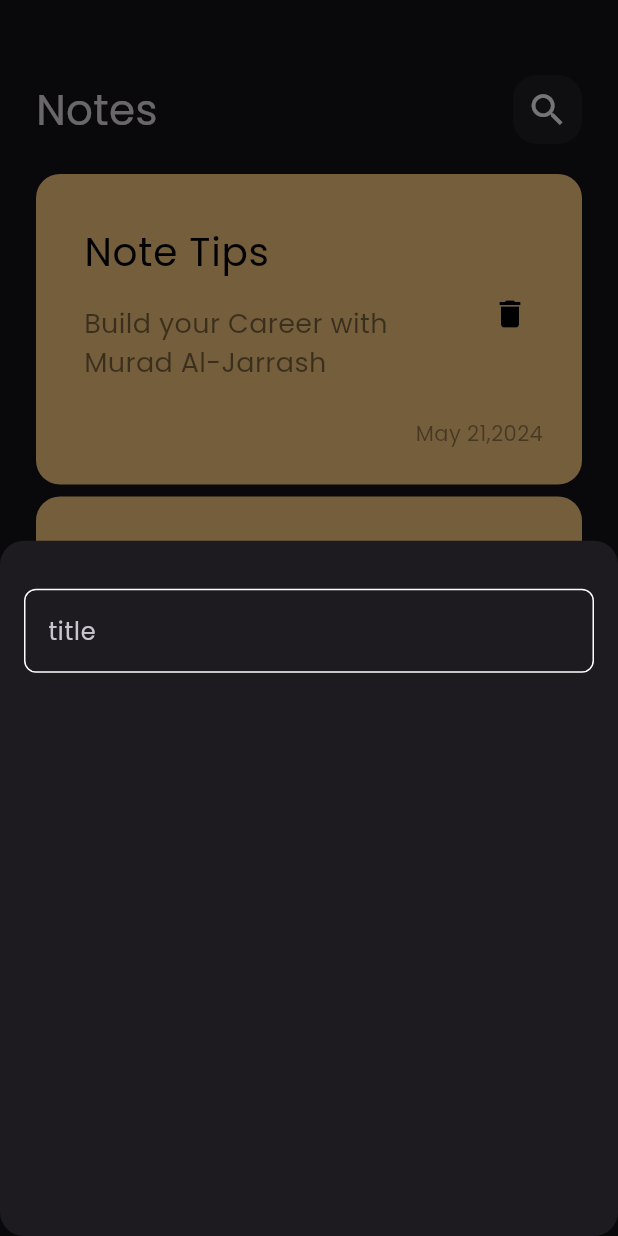
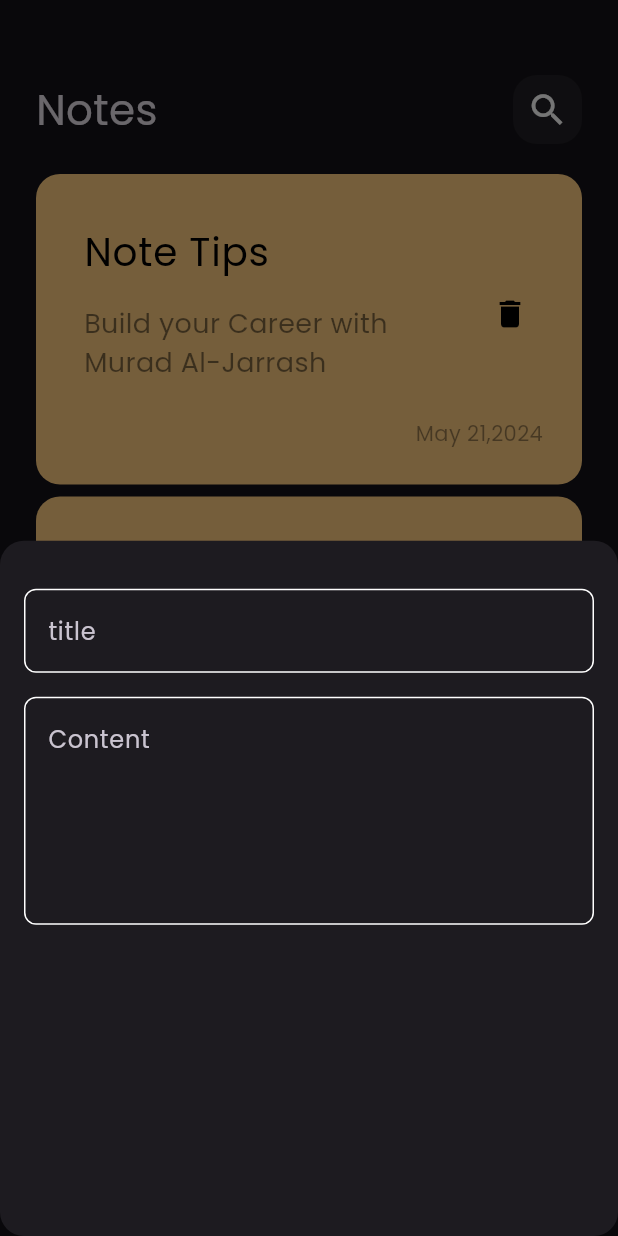
Before and after one commit to Muradfs/notes_app, a Flutter app: the screen it shows after launch, after a tap on the "add" icon, on a phone screen of 412 x 824 dp. Run offline on Flutter 3.47's test engine with Material 3 defaults, Android fonts, the phone set to English and light mode, and no system bars.

Commit message:
add fiels to notes bottn sheet

```diff
--- a/lib/views/widgets/add_note_bottn_sheet.dart
+++ b/lib/views/widgets/add_note_bottn_sheet.dart
@@ -6,14 +6,23 @@ class AddNoteBottonSheet extends StatelessWidget {
 
   @override
   Widget build(BuildContext context) {
-    return Padding(
-      padding: const EdgeInsets.symmetric(horizontal: 16),
+    return const Padding(
+      padding: EdgeInsets.symmetric(horizontal: 16),
       child: Column(
         children: [
           SizedBox(
             height: 32,
           ),
-          CustomTextField(),
+          CustomTextField(
+            hint: 'title',
+          ),
+          SizedBox(
+            height: 16,
+          ),
+          CustomTextField(
+            hint: 'Content',
+            maxlines: 5,
+          ),
         ],
       ),
     );
--- a/lib/views/widgets/custom_text_field.dart
+++ b/lib/views/widgets/custom_text_field.dart
@@ -2,14 +2,16 @@ import 'package:flutter/material.dart';
 import 'package:note_app/constants.dart';
 
 class CustomTextField extends StatelessWidget {
-  const CustomTextField({super.key});
-
+  const CustomTextField({super.key, required this.hint, this.maxlines = 1});
+  final String hint;
+  final int maxlines;
   @override
   Widget build(BuildContext context) {
     return TextField(
       cursorColor: kPrimaryColor,
+      maxLines: maxlines,
       decoration: InputDecoration(
-        hintText: 'title',
+        hintText: hint,
         border: buildBorder(),
         enabledBorder: buildBorder(),
         focusedBorder: buildBorder(kPrimaryColor),
```
